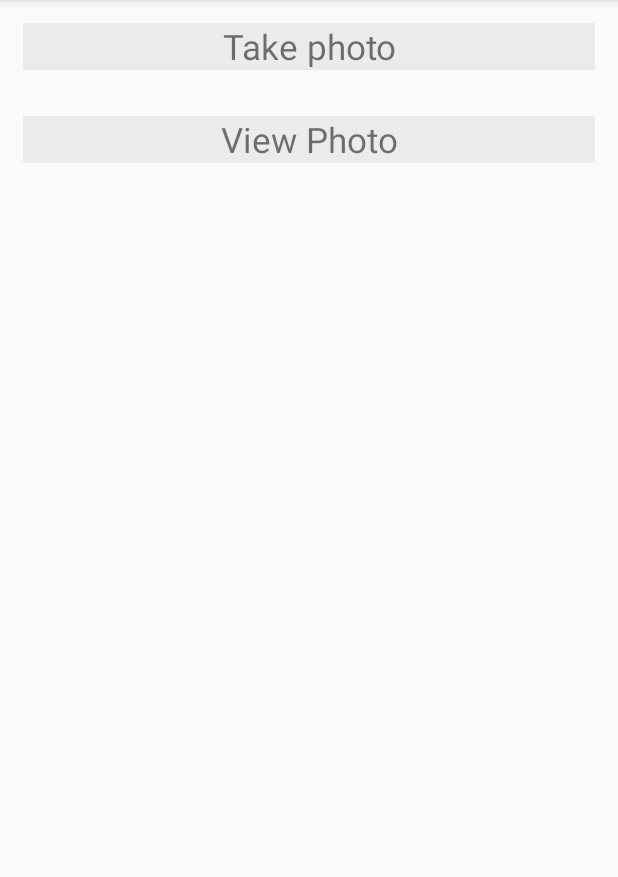
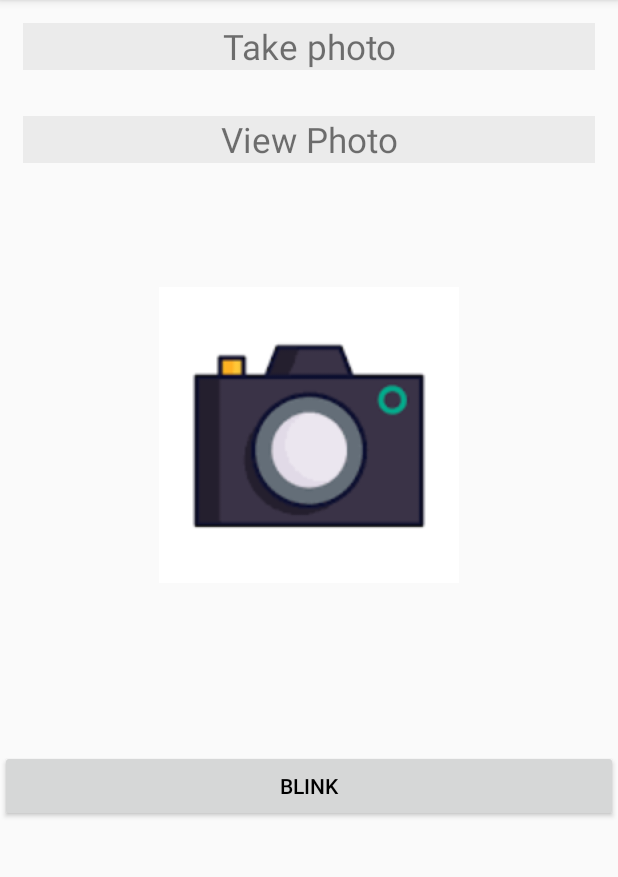
Before and after one commit to jupdec/camera-app, an Android app: the screen it shows after launch (MainActivity), on a phone screen of 412 x 824 dp, the part 84-961 px from its top. Run offline under Robolectric (Android 15) with nearby library versions, the phone set to English and light mode, and no system bars; our stand-ins replace sdp/ssp sizes.

Commit message:
Adding animation

```diff
--- a/app/src/main/java/com/example/cameracodeexample/Fragments/CameraFragment.java
+++ b/app/src/main/java/com/example/cameracodeexample/Fragments/CameraFragment.java
@@ -1,6 +1,7 @@
 package com.example.cameracodeexample.Fragments;
 
 import android.Manifest;
+import android.annotation.SuppressLint;
 import android.app.Activity;
 import android.content.ContentValues;
 import android.content.Context;
@@ -19,6 +20,10 @@ import android.util.Base64;
 import android.view.LayoutInflater;
 import android.view.View;
 import android.view.ViewGroup;
+import android.view.animation.Animation;
+import android.view.animation.AnimationUtils;
+import android.widget.Button;
+import android.widget.ImageView;
 import android.widget.TextView;
 import android.widget.Toast;
 import com.example.cameracodeexample.MainActivity;
@@ -29,19 +34,37 @@ import java.io.ByteArrayOutputStream;
 public class CameraFragment extends Fragment {
     private static final int CAMERA_REQUEST = 1888;
     TextView text,text1;
+
+    ImageView imageView;
+
+    Button blinkBTN;
     private static final int MY_CAMERA_PERMISSION_CODE = 100;
     //Bitmap photo;
     String photo;
     DataBaseHandler databaseHandler;
     private SQLiteDatabase db;
     Bitmap theImage;
+    @SuppressLint("MissingInflatedId")
     @Nullable
     @Override
     public View onCreateView(@NonNull LayoutInflater inflater, @Nullable ViewGroup container, @Nullable Bundle savedInstanceState) {
        View view = inflater.inflate(R.layout.camera_fragment,container,false);
 
 
-       // imageView =view. findViewById(R.id.imageView1);
+        imageView = view.findViewById(R.id.imageview);
+
+        blinkBTN = view.findViewById(R.id.BTNblink);
+        blinkBTN.setOnClickListener(new View.OnClickListener() {
+            @Override
+            public void onClick(View v) {
+                // To add blink animation
+                Animation animation = AnimationUtils.loadAnimation(getContext(), R.anim.blink_animation);
+                imageView.startAnimation(animation);
+            }
+        });
+
+
+
         text = view.findViewById(R.id.text);
         text1 = view.findViewById(R.id.text1);
         databaseHandler = new DataBaseHandler(getContext());
--- a/app/src/main/res/layout/camera_fragment.xml
+++ b/app/src/main/res/layout/camera_fragment.xml
@@ -4,6 +4,26 @@
     android:layout_width="match_parent"
     android:layout_height="match_parent">
 
+    <ImageView
+        android:id="@+id/imageview"
+        android:layout_width="200dp"
+        android:layout_height="500dp"
+        android:layout_centerHorizontal="true"
+        android:layout_marginTop="40dp"
+        android:contentDescription="@string/app_name"
+        android:src="@drawable/img" />
+
+
+    <Button
+        android:id="@+id/BTNblink"
+        style="@style/TextAppearance.AppCompat.Widget.Button"
+        android:layout_width="match_parent"
+        android:layout_height="wrap_content"
+        android:layout_marginTop="500dp"
+        android:layout_marginBottom="10dp"
+        android:layout_weight="1"
+        android:text="@string/blink"
+        android:textColor="@color/black" />
 
     <TextView
         android:id="@+id/text"
--- a/app/src/main/res/values/strings.xml
+++ b/app/src/main/res/values/strings.xml
@@ -1,3 +1,4 @@
 <resources>
     <string name="app_name">JupdecsCameraApp</string>
+    <string name="blink">BLINK</string>
 </resources>
--- a/build.gradle
+++ b/build.gradle
@@ -7,7 +7,7 @@ buildscript {
 
     }
     dependencies {
-        classpath 'com.android.tools.build:gradle:3.6.0'
+        classpath 'com.android.tools.build:gradle:4.2.2'
         //classpath 'com.google.gms:google-services:3.2.0'
 
         // NOTE: Do not place your application dependencies here; they belong
```
Also changed, not shown: gradle/wrapper/gradle-wrapper.properties, 2 other files.
